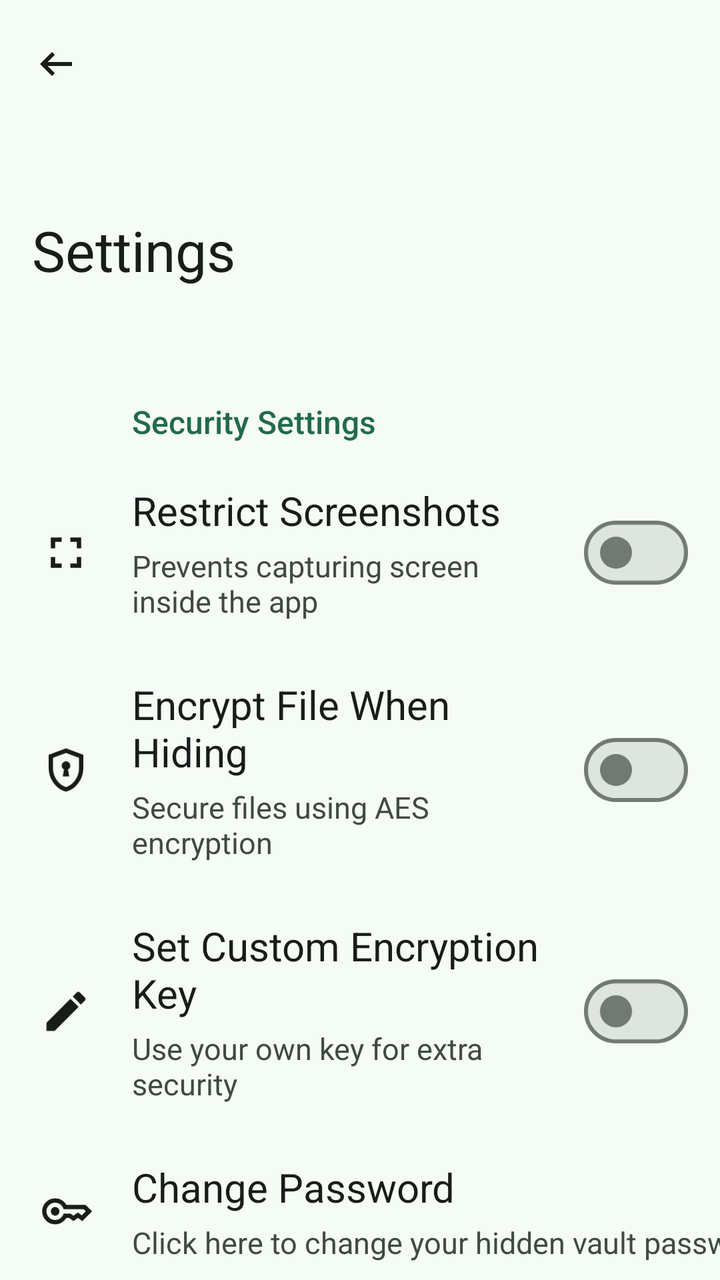
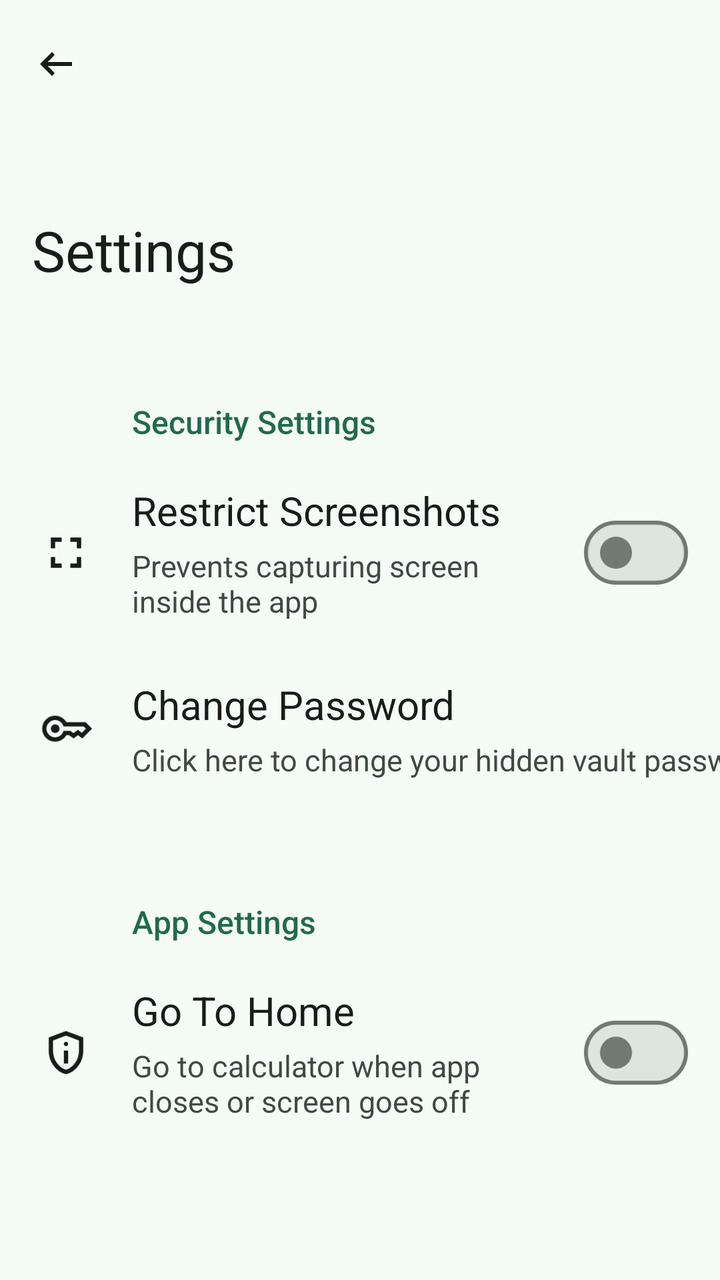

Screens rendered from an Android XML layout before and after an edit, with the pre-edit source and the edit as a unified diff.
<!-- AndroidManifest.xml: application theme Theme.Calculator -->
<!-- res/layout/activity_settings.xml -->
<?xml version="1.0" encoding="utf-8"?>
<androidx.coordinatorlayout.widget.CoordinatorLayout xmlns:android="http://schemas.android.com/apk/res/android"
    xmlns:app="http://schemas.android.com/apk/res-auto"
    xmlns:tools="http://schemas.android.com/tools"
    android:id="@+id/main"
    android:layout_width="match_parent"
    android:layout_height="match_parent"
    android:background="?attr/colorSurface"
    tools:context=".activities.SettingsActivity">

    <com.google.android.material.appbar.AppBarLayout
        android:layout_width="match_parent"
        android:layout_height="wrap_content"
        android:background="@android:color/transparent">

        <com.google.android.material.appbar.CollapsingToolbarLayout
            style="?attr/collapsingToolbarLayoutLargeStyle"
            android:layout_width="match_parent"
            android:layout_height="?attr/collapsingToolbarLayoutLargeSize"
            app:contentScrim="?attr/colorSurface"
            app:layout_scrollFlags="scroll|exitUntilCollapsed"
            app:titleCollapseMode="scale">

            <com.google.android.material.appbar.MaterialToolbar
                android:id="@+id/topAppBar"
                style="@style/appBar_settings"
                app:title="@string/settings" />

        </com.google.android.material.appbar.CollapsingToolbarLayout>

    </com.google.android.material.appbar.AppBarLayout>

    <androidx.core.widget.NestedScrollView
        android:layout_width="match_parent"
        android:layout_height="match_parent"
        app:layout_behavior="@string/appbar_scrolling_view_behavior">

        <LinearLayout
            android:layout_width="match_parent"
            android:layout_height="wrap_content"
            android:orientation="vertical"
            android:paddingBottom="32dp">

            <TextView
                style="@style/sectionText"
                android:text="@string/security_settings" />

            <androidx.constraintlayout.widget.ConstraintLayout
                style="@style/optionLayout"
                android:layout_marginTop="8dp">

                <androidx.appcompat.widget.AppCompatImageView
                    android:id="@+id/screenshotImage"
                    style="@style/optionImage"
                    app:layout_constraintBottom_toBottomOf="parent"
                    app:layout_constraintStart_toStartOf="parent"
                    app:layout_constraintTop_toTopOf="parent"
                    app:srcCompat="@drawable/ic_fullscreen" />

                <TextView
                    android:id="@+id/screenshotTitleText"
                    style="@style/optionTitleText"
                    android:text="@string/restrict_screenshots_in_hidden_section"
                    app:layout_constraintEnd_toStartOf="@id/screenshotRestrictionSwitch"
                    app:layout_constraintStart_toEndOf="@id/screenshotImage"
                    app:layout_constraintTop_toTopOf="parent" />

                <TextView
                    style="@style/optionDescriptionText"
                    android:text="@string/prevents_capturing_screen_inside_the_app"
                    app:layout_constraintBottom_toBottomOf="parent"
                    app:layout_constraintEnd_toStartOf="@id/screenshotRestrictionSwitch"
                    app:layout_constraintStart_toEndOf="@id/screenshotImage"
                    app:layout_constraintTop_toBottomOf="@id/screenshotTitleText" />

                <com.google.android.material.materialswitch.MaterialSwitch
                    android:id="@+id/screenshotRestrictionSwitch"
                    style="@style/optionSwitch"
                    app:layout_constraintBottom_toBottomOf="parent"
                    app:layout_constraintEnd_toEndOf="parent"
                    app:layout_constraintTop_toTopOf="parent" />
            </androidx.constraintlayout.widget.ConstraintLayout>

            <androidx.constraintlayout.widget.ConstraintLayout
                style="@style/optionLayout"
                android:layout_marginTop="4dp">

                <androidx.appcompat.widget.AppCompatImageView
                    android:id="@+id/encryptionImage"
                    style="@style/optionImage"
                    app:layout_constraintBottom_toBottomOf="parent"
                    app:layout_constraintStart_toStartOf="parent"
                    app:layout_constraintTop_toTopOf="parent"
                    app:srcCompat="@drawable/ic_encrypted" />

                <TextView
                    android:id="@+id/encryptionTitleText"
                    style="@style/optionTitleText"
                    android:text="@string/encrypt_file_when_hiding"
                    app:layout_constraintEnd_toStartOf="@id/encryptionSwitch"
                    app:layout_constraintStart_toEndOf="@id/encryptionImage"
                    app:layout_constraintTop_toTopOf="parent" />

                <TextView
                    style="@style/optionDescriptionText"
                    android:text="@string/secure_files_using_aes_encryption"
                    app:layout_constraintBottom_toBottomOf="parent"
                    app:layout_constraintEnd_toStartOf="@id/encryptionSwitch"
                    app:layout_constraintStart_toEndOf="@id/encryptionImage"
                    app:layout_constraintTop_toBottomOf="@id/encryptionTitleText" />

                <com.google.android.material.materialswitch.MaterialSwitch
                    android:id="@+id/encryptionSwitch"
                    style="@style/optionSwitch"
                    app:layout_constraintBottom_toBottomOf="parent"
                    app:layout_constraintEnd_toEndOf="parent"
                    app:layout_constraintTop_toTopOf="parent" />
            </androidx.constraintlayout.widget.ConstraintLayout>

            <androidx.constraintlayout.widget.ConstraintLayout
                android:id="@+id/customKeyStatusLayout"
                style="@style/optionLayout"
                android:layout_marginTop="4dp">

                <androidx.appcompat.widget.AppCompatImageView
                    android:id="@+id/customKeyImage"
                    style="@style/optionImage"
                    app:layout_constraintBottom_toBottomOf="parent"
                    app:layout_constraintStart_toStartOf="parent"
                    app:layout_constraintTop_toTopOf="parent"
                    app:srcCompat="@drawable/ic_edit" />

                <TextView
                    android:id="@+id/customKeyTitleText"
                    style="@style/optionTitleText"
                    android:text="@string/set_custom_encryption_key"
                    app:layout_constraintEnd_toStartOf="@id/customKeyStatus"
                    app:layout_constraintStart_toEndOf="@id/customKeyImage"
                    app:layout_constraintTop_toTopOf="parent" />

                <TextView
                    style="@style/optionDescriptionText"
                    android:text="@string/use_your_own_key_for_extra_security"
                    app:layout_constraintBottom_toBottomOf="parent"
                    app:layout_constraintEnd_toStartOf="@id/customKeyStatus"
                    app:layout_constraintStart_toEndOf="@id/customKeyImage"
                    app:layout_constraintTop_toBottomOf="@id/customKeyTitleText" />

                <com.google.android.material.materialswitch.MaterialSwitch
                    android:id="@+id/customKeyStatus"
                    style="@style/optionSwitch"
                    android:clickable="false"
                    android:focusable="false"
                    app:layout_constraintBottom_toBottomOf="parent"
                    app:layout_constraintEnd_toEndOf="parent"
                    app:layout_constraintTop_toTopOf="parent" />
            </androidx.constraintlayout.widget.ConstraintLayout>

            <androidx.constraintlayout.widget.ConstraintLayout
                android:id="@+id/changePassLayout"
                style="@style/optionLayout"
                android:layout_marginTop="4dp">

                <androidx.appcompat.widget.AppCompatImageView
                    android:id="@+id/changePassImage"
                    style="@style/optionImage"
                    app:layout_constraintBottom_toBottomOf="parent"
                    app:layout_constraintStart_toStartOf="parent"
                    app:layout_constraintTop_toTopOf="parent"
                    app:srcCompat="@drawable/ic_key" />

                <TextView
                    android:id="@+id/changePassTitleText"
                    style="@style/optionTitleText"
                    android:text="@string/change_password"
                    app:layout_constraintStart_toEndOf="@id/changePassImage"
                    app:layout_constraintTop_toTopOf="parent" />

                <TextView
                    style="@style/optionDescriptionText"
                    android:text="@string/click_here_to_change_your_hidden_vault_password"
                    app:layout_constraintBottom_toBottomOf="parent"
                    app:layout_constraintStart_toEndOf="@id/changePassImage"
                    app:layout_constraintTop_toBottomOf="@id/changePassTitleText" />

            </androidx.constraintlayout.widget.ConstraintLayout>

            <TextView
                style="@style/sectionText"
                android:text="@string/app_settings" />

            <androidx.constraintlayout.widget.ConstraintLayout
                style="@style/optionLayout"
                android:layout_marginTop="8dp">

                <androidx.appcompat.widget.AppCompatImageView
                    android:id="@+id/gotomainImage"
                    style="@style/optionImage"
                    app:layout_constraintBottom_toBottomOf="parent"
                    app:layout_constraintStart_toStartOf="parent"
                    app:layout_constraintTop_toTopOf="parent"
                    app:srcCompat="@drawable/ic_privacy_tip" />

                <TextView
                    android:id="@+id/gotomainTitleText"
                    style="@style/optionTitleText"
                    android:text="@string/go_to_calculator"
                    app:layout_constraintEnd_toStartOf="@id/gotomain"
                    app:layout_constraintStart_toEndOf="@id/gotomainImage"
                    app:layout_constraintTop_toTopOf="parent" />

                <TextView
                    style="@style/optionDescriptionText"
                    android:text="@string/go_to_main_description"
                    app:layout_constraintBottom_toBottomOf="parent"
                    app:layout_constraintEnd_toStartOf="@id/gotomain"
                    app:layout_constraintStart_toEndOf="@id/gotomainImage"
                    app:layout_constraintTop_toBottomOf="@id/gotomainTitleText" />

                <com.google.android.material.materialswitch.MaterialSwitch
                    android:id="@+id/gotomain"
                    style="@style/optionSwitch"
                    app:layout_constraintBottom_toBottomOf="parent"
                    app:layout_constraintEnd_toEndOf="parent"
                    app:layout_constraintTop_toTopOf="parent" />
            </androidx.constraintlayout.widget.ConstraintLayout>

        </LinearLayout>
    </androidx.core.widget.NestedScrollView>
</androidx.coordinatorlayout.widget.CoordinatorLayout>
<!-- resources referenced by this layout -->
<resources>
  <!-- drawable ic_edit (drawable) -->
  <vector xmlns:android="http://schemas.android.com/apk/res/android"
      android:width="24dp"
      android:height="24dp"
      android:viewportWidth="24"
      android:viewportHeight="24">
    <path
        android:pathData="M3,17.25V21h3.75L17.81,9.94l-3.75,-3.75L3,17.25zM20.71,7.04c0.39,-0.39 0.39,-1.02 0,-1.41l-2.34,-2.34c-0.39,-0.39 -1.02,-0.39 -1.41,0l-1.83,1.83 3.75,3.75 1.83,-1.83z"
        android:fillColor="#fff"/>
  </vector>
  <!-- drawable ic_encrypted (drawable) -->
  <vector xmlns:android="http://schemas.android.com/apk/res/android"
      android:width="24dp"
      android:height="24dp"
      android:viewportWidth="960"
      android:viewportHeight="960">
    <path
        android:pathData="M420,600h120l-23,-129q20,-10 31.5,-29t11.5,-42q0,-33 -23.5,-56.5T480,320q-33,0 -56.5,23.5T400,400q0,23 11.5,42t31.5,29l-23,129ZM480,880q-139,-35 -229.5,-159.5T160,444v-244l320,-120 320,120v244q0,152 -90.5,276.5T480,880ZM480,796q104,-33 172,-132t68,-220v-189l-240,-90 -240,90v189q0,121 68,220t172,132ZM480,480Z"
        android:fillColor="#000000"/>
  </vector>
  <string name="app_settings">App Settings</string>
  <string name="change_password">Change Password</string>
  <string name="encrypt_file_when_hiding">Encrypt File When Hiding</string>
  <string name="go_to_calculator">Go To Home</string>
  <string name="secure_files_using_aes_encryption">Secure files using AES encryption</string>
  <string name="set_custom_encryption_key">Set Custom Encryption Key</string>
  <string name="settings">Settings</string>
  <string name="use_your_own_key_for_extra_security">Use your own key for extra security</string>
  <string name="arrow_back_tool_tip">Back</string>
  <color name="md_theme_primary">#226A4D</color>
  <color name="md_theme_onPrimary">#FFFFFF</color>
  <color name="md_theme_primaryContainer">#A9F2CC</color>
  <color name="md_theme_onPrimaryContainer">#005237</color>
  <color name="md_theme_secondary">#4D6357</color>
  <color name="md_theme_onSecondary">#FFFFFF</color>
  <color name="md_theme_secondaryContainer">#CFE9D8</color>
  <color name="md_theme_onSecondaryContainer">#364B40</color>
  <color name="md_theme_tertiary">#3D6473</color>
  <color name="md_theme_onTertiary">#FFFFFF</color>
  <color name="md_theme_tertiaryContainer">#C0E9FB</color>
  <color name="md_theme_onTertiaryContainer">#244C5A</color>
  <color name="md_theme_error">#BA1A1A</color>
  <color name="md_theme_onError">#FFFFFF</color>
  <color name="md_theme_errorContainer">#FFDAD6</color>
  <color name="md_theme_onErrorContainer">#93000A</color>
  <color name="md_theme_background">#F5FBF5</color>
  <color name="md_theme_onBackground">#171D19</color>
  <color name="md_theme_surface">#F5FBF5</color>
  <color name="md_theme_onSurface">#171D19</color>
  <color name="md_theme_surfaceVariant">#DCE5DD</color>
  <color name="md_theme_onSurfaceVariant">#404943</color>
  <color name="md_theme_outline">#707973</color>
  <color name="md_theme_outlineVariant">#C0C9C1</color>
  <color name="md_theme_inverseSurface">#2C322E</color>
  <color name="md_theme_inverseOnSurface">#EDF2EC</color>
  <color name="md_theme_inversePrimary">#8ED5B1</color>
  <color name="md_theme_primaryFixed">#A9F2CC</color>
  <color name="md_theme_onPrimaryFixed">#002114</color>
  <color name="md_theme_primaryFixedDim">#8ED5B1</color>
  <color name="md_theme_secondaryFixed">#CFE9D8</color>
  <color name="md_theme_onSecondaryFixed">#0A1F16</color>
  <color name="md_theme_secondaryFixedDim">#B4CCBD</color>
  <color name="md_theme_tertiaryFixed">#C0E9FB</color>
  <color name="md_theme_onTertiaryFixed">#001F29</color>
  <color name="md_theme_tertiaryFixedDim">#A5CDDE</color>
  <color name="md_theme_surfaceDim">#D6DBD6</color>
  <color name="md_theme_surfaceBright">#F5FBF5</color>
  <color name="md_theme_surfaceContainerLow">#F0F5EF</color>
  <color name="md_theme_surfaceContainer">#EAEFE9</color>
  <color name="md_theme_surfaceContainerHigh">#E4EAE4</color>
  <!-- unchanged entries left out for length: 24 -->
</resources>

<!-- the commit's change to res/layout/activity_settings.xml (unified diff, before → after) -->
@@ -81,80 +81,9 @@
                     app:layout_constraintTop_toTopOf="parent" />
             </androidx.constraintlayout.widget.ConstraintLayout>
 
-            <androidx.constraintlayout.widget.ConstraintLayout
-                style="@style/optionLayout"
-                android:layout_marginTop="4dp">
 
-                <androidx.appcompat.widget.AppCompatImageView
-                    android:id="@+id/encryptionImage"
-                    style="@style/optionImage"
-                    app:layout_constraintBottom_toBottomOf="parent"
-                    app:layout_constraintStart_toStartOf="parent"
-                    app:layout_constraintTop_toTopOf="parent"
-                    app:srcCompat="@drawable/ic_encrypted" />
 
-                <TextView
-                    android:id="@+id/encryptionTitleText"
-                    style="@style/optionTitleText"
-                    android:text="@string/encrypt_file_when_hiding"
-                    app:layout_constraintEnd_toStartOf="@id/encryptionSwitch"
-                    app:layout_constraintStart_toEndOf="@id/encryptionImage"
-                    app:layout_constraintTop_toTopOf="parent" />
 
-                <TextView
-                    style="@style/optionDescriptionText"
-                    android:text="@string/secure_files_using_aes_encryption"
-                    app:layout_constraintBottom_toBottomOf="parent"
-                    app:layout_constraintEnd_toStartOf="@id/encryptionSwitch"
-                    app:layout_constraintStart_toEndOf="@id/encryptionImage"
-                    app:layout_constraintTop_toBottomOf="@id/encryptionTitleText" />
-
-                <com.google.android.material.materialswitch.MaterialSwitch
-                    android:id="@+id/encryptionSwitch"
-                    style="@style/optionSwitch"
-                    app:layout_constraintBottom_toBottomOf="parent"
-                    app:layout_constraintEnd_toEndOf="parent"
-                    app:layout_constraintTop_toTopOf="parent" />
-            </androidx.constraintlayout.widget.ConstraintLayout>
-
-            <androidx.constraintlayout.widget.ConstraintLayout
-                android:id="@+id/customKeyStatusLayout"
-                style="@style/optionLayout"
-                android:layout_marginTop="4dp">
-
-                <androidx.appcompat.widget.AppCompatImageView
-                    android:id="@+id/customKeyImage"
-                    style="@style/optionImage"
-                    app:layout_constraintBottom_toBottomOf="parent"
-                    app:layout_constraintStart_toStartOf="parent"
-                    app:layout_constraintTop_toTopOf="parent"
-                    app:srcCompat="@drawable/ic_edit" />
-
-                <TextView
-                    android:id="@+id/customKeyTitleText"
-                    style="@style/optionTitleText"
-                    android:text="@string/set_custom_encryption_key"
-                    app:layout_constraintEnd_toStartOf="@id/customKeyStatus"
-                    app:layout_constraintStart_toEndOf="@id/customKeyImage"
-                    app:layout_constraintTop_toTopOf="parent" />
-
-                <TextView
-                    style="@style/optionDescriptionText"
-                    android:text="@string/use_your_own_key_for_extra_security"
-                    app:layout_constraintBottom_toBottomOf="parent"
-                    app:layout_constraintEnd_toStartOf="@id/customKeyStatus"
-                    app:layout_constraintStart_toEndOf="@id/customKeyImage"
-                    app:layout_constraintTop_toBottomOf="@id/customKeyTitleText" />
-
-                <com.google.android.material.materialswitch.MaterialSwitch
-                    android:id="@+id/customKeyStatus"
-                    style="@style/optionSwitch"
-                    android:clickable="false"
-                    android:focusable="false"
-                    app:layout_constraintBottom_toBottomOf="parent"
-                    app:layout_constraintEnd_toEndOf="parent"
-                    app:layout_constraintTop_toTopOf="parent" />
-            </androidx.constraintlayout.widget.ConstraintLayout>
 
             <androidx.constraintlayout.widget.ConstraintLayout
                 android:id="@+id/changePassLayout"
<!-- resource entries referenced after the edit -->
@@ -1,33 +1,9 @@
 <!-- resources referenced by this layout -->
 <resources>
-  <!-- drawable ic_edit (drawable) -->
-  <vector xmlns:android="http://schemas.android.com/apk/res/android"
-      android:width="24dp"
-      android:height="24dp"
-      android:viewportWidth="24"
-      android:viewportHeight="24">
-    <path
-        android:pathData="M3,17.25V21h3.75L17.81,9.94l-3.75,-3.75L3,17.25zM20.71,7.04c0.39,-0.39 0.39,-1.02 0,-1.41l-2.34,-2.34c-0.39,-0.39 -1.02,-0.39 -1.41,0l-1.83,1.83 3.75,3.75 1.83,-1.83z"
-        android:fillColor="#fff"/>
-  </vector>
-  <!-- drawable ic_encrypted (drawable) -->
-  <vector xmlns:android="http://schemas.android.com/apk/res/android"
-      android:width="24dp"
-      android:height="24dp"
-      android:viewportWidth="960"
-      android:viewportHeight="960">
-    <path
-        android:pathData="M420,600h120l-23,-129q20,-10 31.5,-29t11.5,-42q0,-33 -23.5,-56.5T480,320q-33,0 -56.5,23.5T400,400q0,23 11.5,42t31.5,29l-23,129ZM480,880q-139,-35 -229.5,-159.5T160,444v-244l320,-120 320,120v244q0,152 -90.5,276.5T480,880ZM480,796q104,-33 172,-132t68,-220v-189l-240,-90 -240,90v189q0,121 68,220t172,132ZM480,480Z"
-        android:fillColor="#000000"/>
-  </vector>
   <string name="app_settings">App Settings</string>
   <string name="change_password">Change Password</string>
-  <string name="encrypt_file_when_hiding">Encrypt File When Hiding</string>
   <string name="go_to_calculator">Go To Home</string>
-  <string name="secure_files_using_aes_encryption">Secure files using AES encryption</string>
-  <string name="set_custom_encryption_key">Set Custom Encryption Key</string>
   <string name="settings">Settings</string>
-  <string name="use_your_own_key_for_extra_security">Use your own key for extra security</string>
   <string name="arrow_back_tool_tip">Back</string>
   <color name="md_theme_primary">#226A4D</color>
   <color name="md_theme_onPrimary">#FFFFFF</color>
